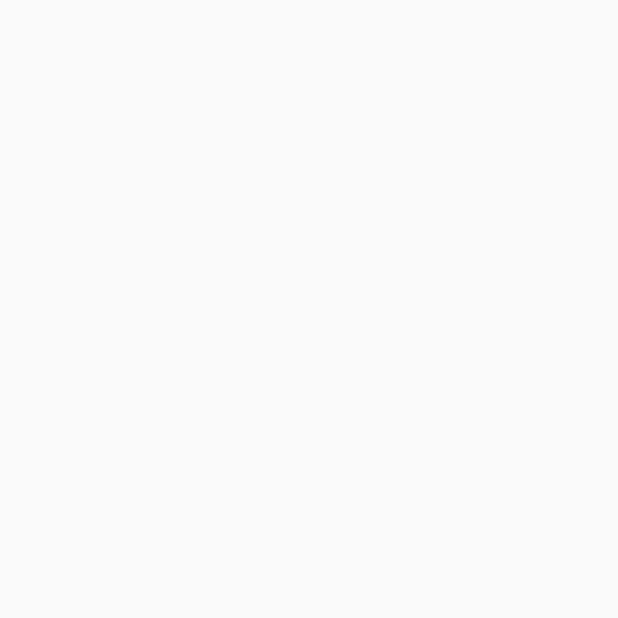
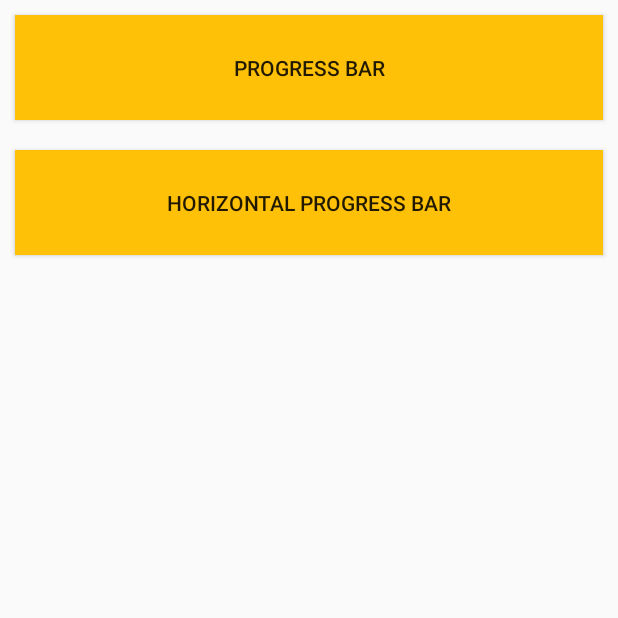
Before and after one commit to vijaylatpate/AMP, an Android app: the Practical_6_3 screen opened directly, with no data from a screen before it, on a phone screen of 412 x 824 dp, the top half of it. Before the commit the part shown is empty. Run offline under Robolectric (Android 15) with nearby library versions, the phone set to English and light mode, and no system bars.

Commit message:
Basic Layout Of Application

```diff
--- a/app/src/main/res/layout/activity_practical63.xml
+++ b/app/src/main/res/layout/activity_practical63.xml
@@ -1,9 +1,34 @@
 <?xml version="1.0" encoding="utf-8"?>
-<androidx.constraintlayout.widget.ConstraintLayout xmlns:android="http://schemas.android.com/apk/res/android"
+<RelativeLayout xmlns:android="http://schemas.android.com/apk/res/android"
     xmlns:app="http://schemas.android.com/apk/res-auto"
     xmlns:tools="http://schemas.android.com/tools"
     android:layout_width="match_parent"
     android:layout_height="match_parent"
+    android:orientation="vertical"
     tools:context=".Practical_6_3">
 
-</androidx.constraintlayout.widget.ConstraintLayout>
+    <Button
+        android:id="@+id/btnLoader"
+        android:layout_width="match_parent"
+        android:layout_height="70dp"
+        android:layout_margin="10dp"
+        android:background="@color/colorAccent"
+        android:text="Progress bar" />
+
+    <Button
+        android:id="@+id/btnHorizontal"
+        android:layout_width="match_parent"
+        android:layout_height="70dp"
+        android:layout_below="@id/btnLoader"
+        android:layout_margin="10dp"
+        android:background="@color/colorAccent"
+        android:text="Horizontal Progress bar" />
+
+    <ProgressBar
+        android:id="@+id/spinner"
+        android:layout_width="wrap_content"
+        android:layout_height="wrap_content"
+        android:layout_below="@id/btnHorizontal"
+        android:layout_centerInParent="true"
+        android:visibility="gone" />
+</RelativeLayout>
```
Also changed, not shown: app/src/main/java/com/sbvc/amp2022/Practical_6_3.java (+93 -0 lines).
